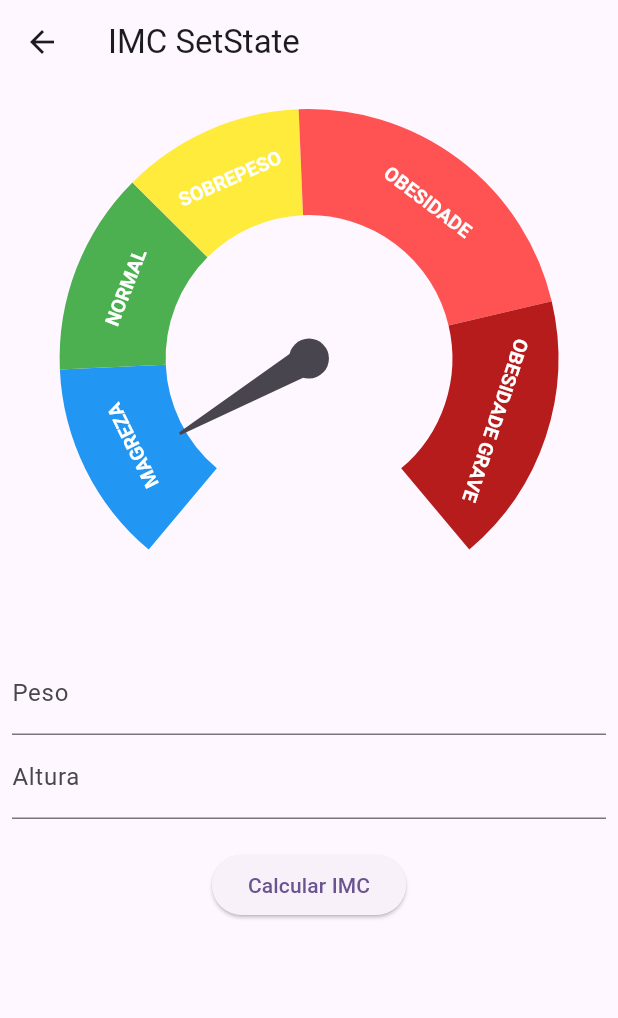
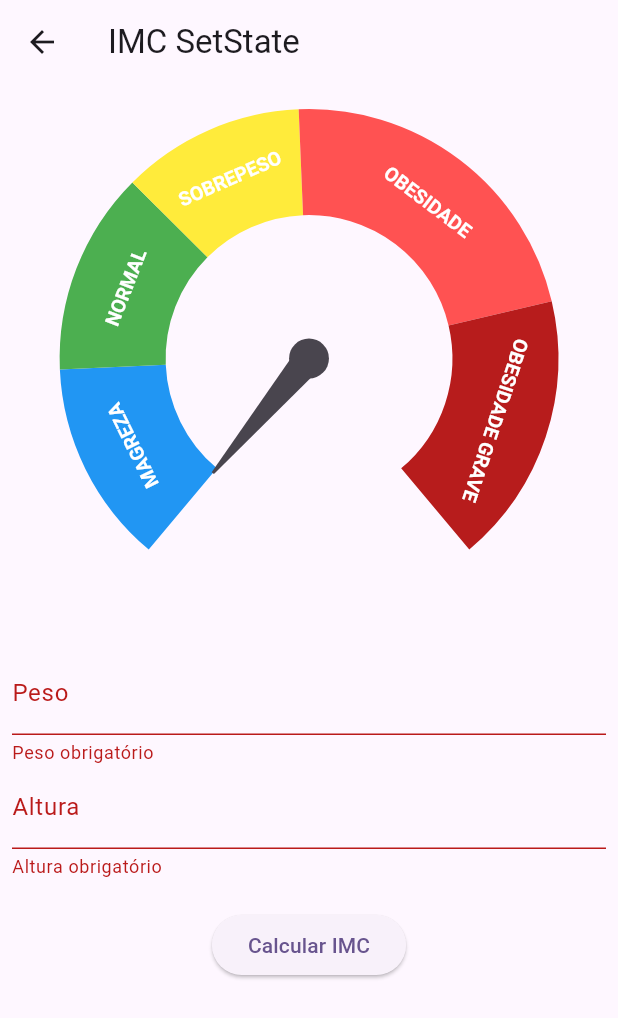
Before and after one commit to LMThomaz-Study/jornada_flutter, a Flutter app: the ImcSetstatePage screen opened directly, after a tap on "Calcular IMC", on a phone screen of 412 x 824 dp. Shown: the top 1018 px of the screen. Run offline on Flutter 3.47's test engine with Material 3 defaults, Android fonts, the phone set to English and light mode, and no system bars; drawn by our look-alikes of syncfusion_flutter_gauges; our stand-ins replace currency_text_input_formatter, device_preview.

Commit message:
Construindo tela com setState

```diff
--- a/flutter_default_state_manager/lib/setState/imc_setstate_page.dart
+++ b/flutter_default_state_manager/lib/setState/imc_setstate_page.dart
@@ -1,7 +1,9 @@
+import 'dart:math';
+
 import 'package:currency_text_input_formatter/currency_text_input_formatter.dart';
 import 'package:flutter/material.dart';
-import 'package:flutter_default_state_manager/widgets/imc_gauge_range.dart';
-import 'package:syncfusion_flutter_gauges/gauges.dart';
+import 'package:flutter_default_state_manager/widgets/imc_gauge.dart';
+import 'package:intl/intl.dart';
 
 class ImcSetstatePage extends StatefulWidget {
   const ImcSetstatePage({super.key});
@@ -11,8 +13,21 @@ class ImcSetstatePage extends StatefulWidget {
 }
 
 class _ImcSetstatePageState extends State<ImcSetstatePage> {
+  final formKey = GlobalKey<FormState>();
   final pesoEC = TextEditingController();
   final alturaEC = TextEditingController();
+
+  double imc = 0.0;
+
+  Future<void> _calcIMC({required double peso, required double altura}) async {
+    setState(() {
+      imc = 0;
+    });
+    await Future.delayed(const Duration(seconds: 1));
+    setState(() {
+      imc = peso / pow(altura, 2);
+    });
+  }
 
   @override
   void dispose() {
@@ -26,59 +41,13 @@ class _ImcSetstatePageState extends State<ImcSetstatePage> {
     return Scaffold(
       appBar: AppBar(title: const Text('IMC SetState')),
       body: SingleChildScrollView(
+        child: Form(
+          key: formKey,
           child: Padding(
             padding: const EdgeInsets.all(8.0),
             child: Column(
               children: [
-              SfRadialGauge(
-                axes: [
-                  RadialAxis(
-                    showLabels: false,
-                    showAxisLine: false,
-                    showTicks: false,
-                    minimum: 12.5,
-                    maximum: 47.9,
-                    ranges: [
-                      ImcGaugeRange(
-                        color: Colors.blue,
-                        start: 12.5,
-                        end: 18.5,
-                        label: 'MAGREZA',
-                      ),
-                      ImcGaugeRange(
-                        color: Colors.green,
-                        start: 18.5,
-                        end: 24.5,
-                        label: 'NORMAL',
-                      ),
-                      ImcGaugeRange(
-                        color: Colors.yellow,
-                        start: 24.5,
-                        end: 29.9,
-                        label: 'SOBREPESO',
-                      ),
-                      ImcGaugeRange(
-                        color: Colors.redAccent,
-                        start: 29.9,
-                        end: 39.9,
-                        label: 'OBESIDADE',
-                      ),
-                      ImcGaugeRange(
-                        color: Colors.red.shade900,
-                        start: 39.9,
-                        end: 47.9,
-                        label: 'OBESIDADE GRAVE',
-                      ),
-                    ],
-                    pointers: const [
-                      NeedlePointer(
-                        value: 15,
-                        enableAnimation: true,
-                      ),
-                    ],
-                  ),
-                ],
-              ),
+                ImcGauge(imc: imc),
                 const SizedBox(height: 20),
                 TextFormField(
                   controller: pesoEC,
@@ -94,6 +63,12 @@ class _ImcSetstatePageState extends State<ImcSetstatePage> {
                       turnOffGrouping: true,
                     ),
                   ],
+                  validator: (String? value) {
+                    if (value == null || value.isEmpty) {
+                      return 'Peso obrigatório';
+                    }
+                    return null;
+                  },
                 ),
                 TextFormField(
                   controller: alturaEC,
@@ -109,10 +84,28 @@ class _ImcSetstatePageState extends State<ImcSetstatePage> {
                       turnOffGrouping: true,
                     ),
                   ],
+                  validator: (String? value) {
+                    if (value == null || value.isEmpty) {
+                      return 'Altura obrigatório';
+                    }
+                    return null;
+                  },
                 ),
                 const SizedBox(height: 20),
                 ElevatedButton(
-                onPressed: () {},
+                  onPressed: () {
+                    final formValid = formKey.currentState?.validate() ?? false;
+
+                    if (formValid) {
+                      final formatter = NumberFormat.simpleCurrency(
+                        locale: 'pt_BR',
+                        decimalDigits: 2,
+                      );
+                      double peso = formatter.parse(pesoEC.text) as double;
+                      double altura = formatter.parse(alturaEC.text) as double;
+                      _calcIMC(peso: peso, altura: altura);
+                    }
+                  },
                   child: const Text(
                     'Calcular IMC',
                   ),
@@ -121,6 +114,7 @@ class _ImcSetstatePageState extends State<ImcSetstatePage> {
             ),
           ),
         ),
+      ),
     );
   }
 }
--- /dev/null
+++ b/flutter_default_state_manager/lib/widgets/imc_gauge.dart
@@ -0,0 +1,65 @@
+import 'package:flutter/material.dart';
+import 'package:flutter_default_state_manager/widgets/imc_gauge_range.dart';
+import 'package:syncfusion_flutter_gauges/gauges.dart';
+
+class ImcGauge extends StatelessWidget {
+  final double imc;
+
+  const ImcGauge({
+    super.key,
+    required this.imc,
+  });
+
+  @override
+  Widget build(BuildContext context) {
+    return SfRadialGauge(
+      axes: [
+        RadialAxis(
+          showLabels: false,
+          showAxisLine: false,
+          showTicks: false,
+          minimum: 12.5,
+          maximum: 47.9,
+          ranges: [
+            ImcGaugeRange(
+              color: Colors.blue,
+              start: 12.5,
+              end: 18.5,
+              label: 'MAGREZA',
+            ),
+            ImcGaugeRange(
+              color: Colors.green,
+              start: 18.5,
+              end: 24.5,
+              label: 'NORMAL',
+            ),
+            ImcGaugeRange(
+              color: Colors.yellow,
+              start: 24.5,
+              end: 29.9,
+              label: 'SOBREPESO',
+            ),
+            ImcGaugeRange(
+              color: Colors.redAccent,
+              start: 29.9,
+              end: 39.9,
+              label: 'OBESIDADE',
+            ),
+            ImcGaugeRange(
+              color: Colors.red.shade900,
+              start: 39.9,
+              end: 47.9,
+              label: 'OBESIDADE GRAVE',
+            ),
+          ],
+          pointers: [
+            NeedlePointer(
+              value: imc,
+              enableAnimation: true,
+            ),
+          ],
+        ),
+      ],
+    );
+  }
+}
--- a/flutter_default_state_manager/pubspec.yaml
+++ b/flutter_default_state_manager/pubspec.yaml
@@ -10,6 +10,7 @@ dependencies:
   cupertino_icons: ^1.0.6
   syncfusion_flutter_gauges: ^25.1.35
   currency_text_input_formatter: ^2.1.14
+  intl: ^0.19.0
 dev_dependencies:
   flutter_test:
     sdk: flutter
```
Also changed, not shown: flutter_default_state_manager/lib/template.dart (+2 -51 lines), flutter_default_state_manager/pubspec.lock. Lines whose indentation alone changed are shown as unchanged.
